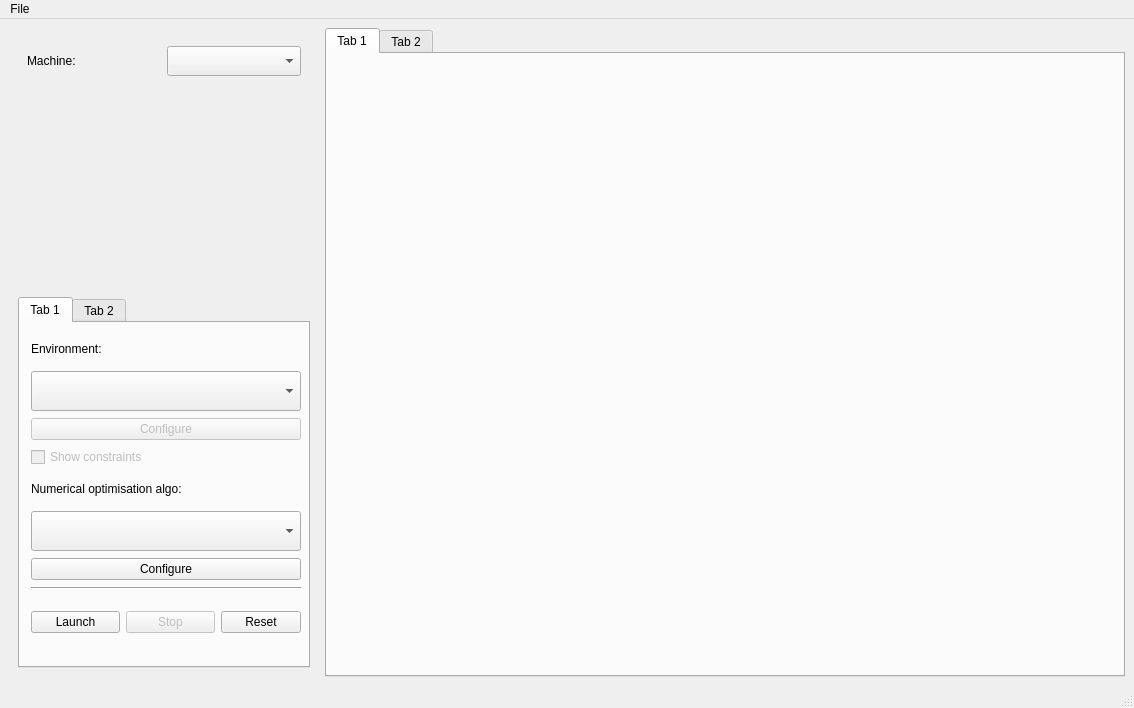
This is acc_app_optimisation/gui/main_window.ui in geoff-project/geoff-app as Qt 5 draws it before an edit. The edited form follows.
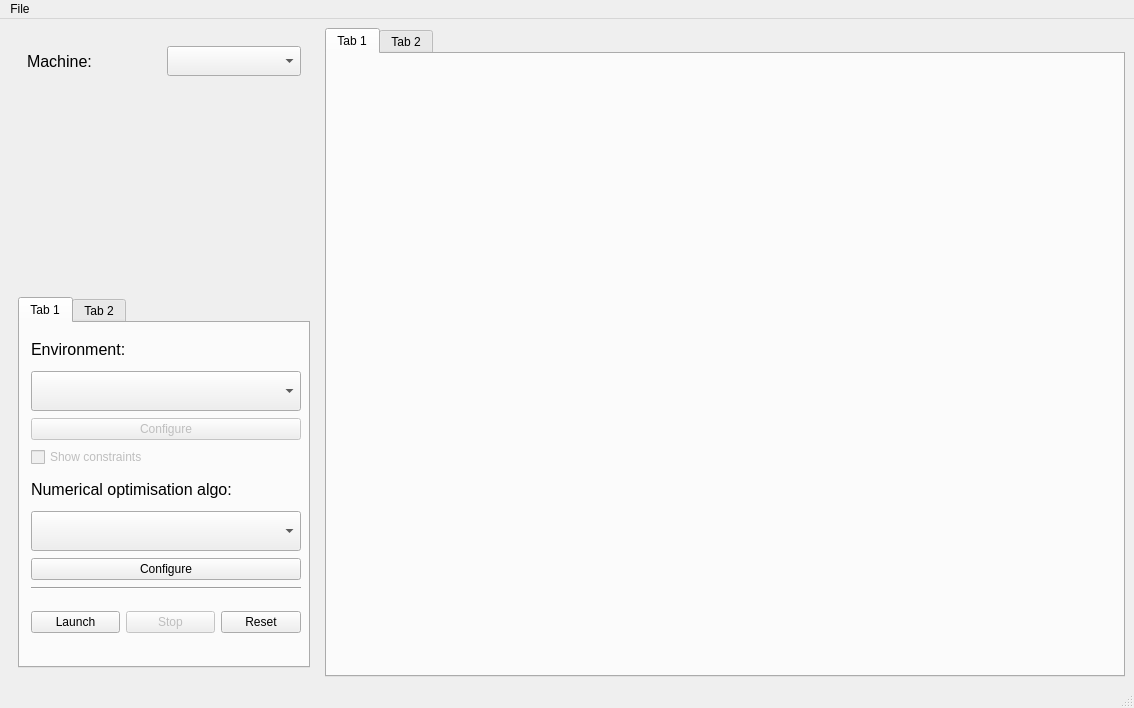
This is the edited form.

Commit message: Set font sizes in Designer, not in code.

Patch:
```diff
--- a/acc_app_optimisation/gui/main_window.ui
+++ b/acc_app_optimisation/gui/main_window.ui
@@ -41,6 +41,11 @@
          <layout class="QHBoxLayout" name="horizontalLayout_2">
           <item>
            <widget class="QLabel" name="machinePaneLabel">
+            <property name="font">
+             <font>
+              <pointsize>12</pointsize>
+             </font>
+            </property>
             <property name="text">
              <string>Machine: </string>
             </property>
@@ -114,6 +119,11 @@
                 <height>30</height>
                </size>
               </property>
+              <property name="font">
+               <font>
+                <pointsize>12</pointsize>
+               </font>
+              </property>
               <property name="text">
                <string>Environment:</string>
               </property>
@@ -157,6 +167,11 @@
                 <height>30</height>
                </size>
               </property>
+              <property name="font">
+               <font>
+                <pointsize>12</pointsize>
+               </font>
+              </property>
               <property name="text">
                <string>Numerical optimisation algo: </string>
               </property>
```
Left out of the diff: 5 changed lines with no effect on the pictures. The commit also changes 3 other files.
